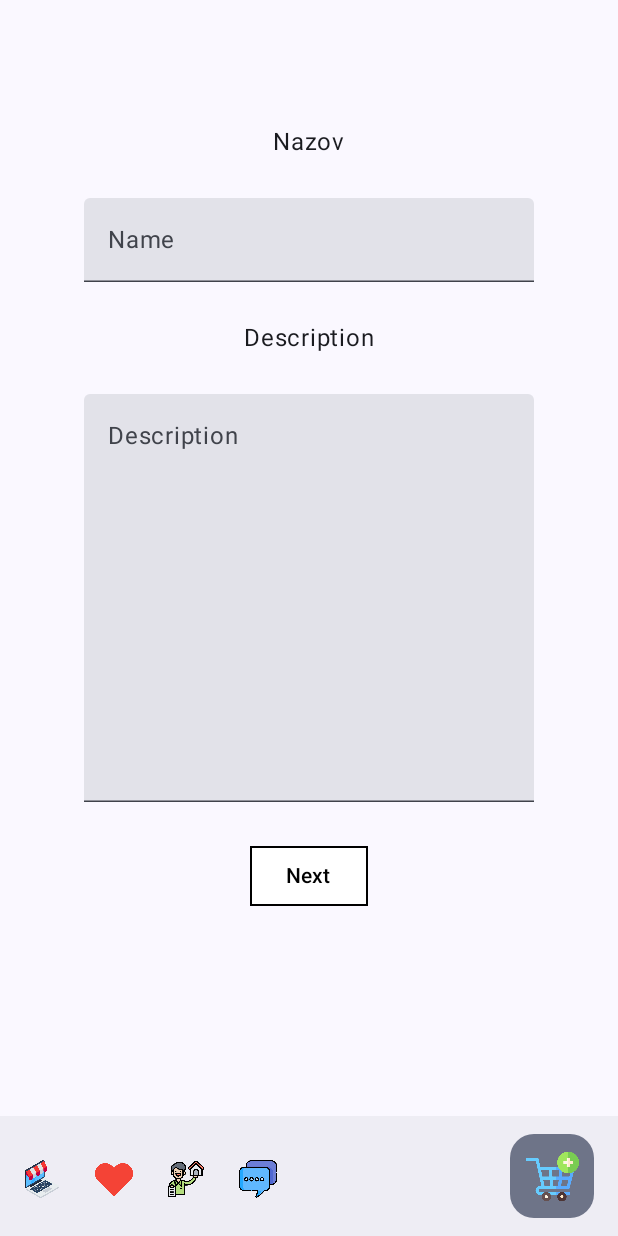
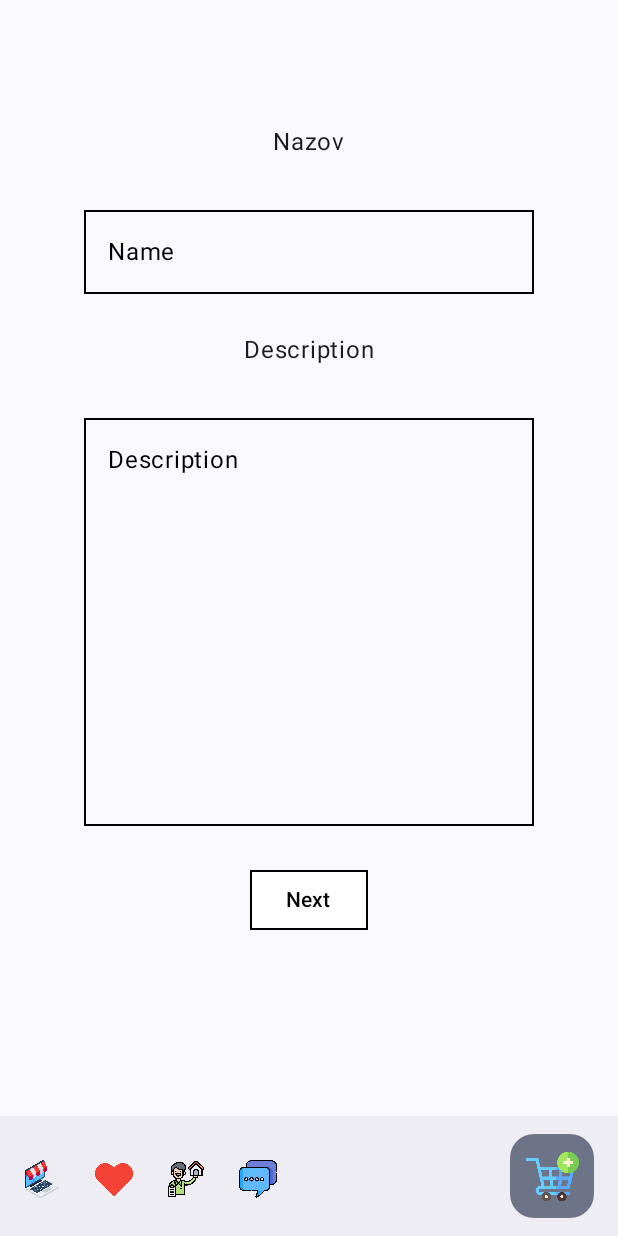
Before and after one commit to HezinTUKE/skov-android, an Android app built with Jetpack Compose: the ItemCreateView screen opened through its navigation route, on a phone screen of 412 x 824 dp. Run offline under Robolectric (Android 15) with nearby library versions, the phone set to English and light mode, and no system bars.

Commit message:
TextField widget

```diff
--- a/app/src/main/java/com/example/skov/item_create/StepOne/StepOneCreateItem.kt
+++ b/app/src/main/java/com/example/skov/item_create/StepOne/StepOneCreateItem.kt
@@ -20,6 +20,7 @@ import androidx.compose.ui.res.stringResource
 import androidx.compose.ui.unit.dp
 import com.example.skov.R
 import com.example.skov.widgets.buttons.SkovOutlinedButton
+import com.example.skov.widgets.textfields.SkovOutlinedTextField
 import kotlinx.coroutines.launch
 
 @OptIn(ExperimentalFoundationApi::class)
@@ -39,30 +40,24 @@ fun StepOneCreateItem(
         val coroutine = rememberCoroutineScope()
 
         Text(text = "Nazov")
-        TextField(
-            modifier = Modifier.width(300.dp),
+        SkovOutlinedTextField(
             value = name.value,
             onValueChange = {
                 if (it.length <= 15)
                     name.value = it
             },
-            label = {
-                Text(text = "Name")
-            }
+            label = "Name"
         )
 
         Text(text = "Description")
 
-        TextField(
-            modifier = Modifier.width(300.dp),
+        SkovOutlinedTextField(
             value = description.value,
             onValueChange = {
                 if (it.length <= 255)
                     description.value = it
             },
-            label = {
-                Text(text = "Description")
-            },
+            label = "Description",
             minLines = 10
         )
 
--- a/app/src/main/java/com/example/skov/location/LocationView.kt
+++ b/app/src/main/java/com/example/skov/location/LocationView.kt
@@ -36,6 +36,8 @@ import androidx.compose.ui.unit.sp
 import androidx.lifecycle.viewmodel.compose.viewModel
 import coil.compose.SubcomposeAsyncImage
 import com.example.skov.R
+import com.example.skov.widgets.buttons.SkovOutlinedButton
+import com.example.skov.widgets.textfields.SkovOutlinedTextField
 
 @Composable
 fun LocationView(
@@ -64,7 +66,7 @@ fun LocationView(
             },
         horizontalArrangement = Arrangement.Center
     ) {
-        OutlinedTextField(
+        SkovOutlinedTextField(
             value = locationTxt,
             onValueChange = {
                 locationTxt = it
@@ -82,6 +84,7 @@ fun LocationView(
                     locationTxt = location!!.name
                 }
             },
+            label = "",
             leadingIcon = {
                 if (location == null || locationType >= 1) {
                     Image(
@@ -104,7 +107,6 @@ fun LocationView(
                     )
                 }
             },
-            maxLines = 1,
             supportingText =
             if (listOfCountry.size > 0) {
                 {
@@ -159,7 +161,6 @@ fun LocationView(
                     }
                 }
             }else{ null }
-
         )
     }
 
--- a/app/src/main/java/com/example/skov/widgets/buttons/SkovOutlinedButton.kt
+++ b/app/src/main/java/com/example/skov/widgets/buttons/SkovOutlinedButton.kt
@@ -5,6 +5,7 @@ import androidx.compose.material3.ButtonDefaults
 import androidx.compose.material3.OutlinedButton
 import androidx.compose.material3.Text
 import androidx.compose.runtime.Composable
+import androidx.compose.ui.Modifier
 import androidx.compose.ui.graphics.Color
 import androidx.compose.ui.graphics.RectangleShape
 import androidx.compose.ui.unit.dp
--- /dev/null
+++ b/app/src/main/java/com/example/skov/widgets/textfields/SkovOutlinedTextField.kt
@@ -0,0 +1,81 @@
+package com.example.skov.widgets.textfields
+
+import androidx.compose.foundation.layout.width
+import androidx.compose.foundation.text.KeyboardOptions
+import androidx.compose.material3.ExperimentalMaterial3Api
+import androidx.compose.material3.OutlinedTextField
+import androidx.compose.material3.Text
+import androidx.compose.material3.TextFieldDefaults
+import androidx.compose.runtime.Composable
+import androidx.compose.runtime.getValue
+import androidx.compose.runtime.mutableStateOf
+import androidx.compose.runtime.remember
+import androidx.compose.runtime.setValue
+import androidx.compose.ui.Modifier
+import androidx.compose.ui.focus.onFocusChanged
+import androidx.compose.ui.graphics.Color
+import androidx.compose.ui.graphics.RectangleShape
+import androidx.compose.ui.text.font.FontStyle
+import androidx.compose.ui.text.font.FontWeight
+import androidx.compose.ui.text.input.KeyboardType
+import androidx.compose.ui.text.input.VisualTransformation
+import androidx.compose.ui.unit.dp
+
+@OptIn(ExperimentalMaterial3Api::class)
+@Composable
+fun SkovOutlinedTextField(
+    value : String,
+    onValueChange : (String) -> Unit,
+    minLines : Int = 1,
+    maxLines : Int = 1,
+    label: String,
+    supportingText :  @Composable() (() -> Unit)? = null,
+    leadingIcon :  @Composable() (() -> Unit)? = null,
+    trailingIcon : @Composable() (() -> Unit)? = null,
+    visualTransformation : VisualTransformation = VisualTransformation.None,
+    keyboardOptions : KeyboardOptions = KeyboardOptions(keyboardType = KeyboardType.Text)
+){
+
+    var isFocused by remember {
+        mutableStateOf(false)
+    }
+
+    OutlinedTextField(
+        modifier = Modifier
+            .width(300.dp)
+            .onFocusChanged{
+               isFocused = it.isFocused
+            },
+        value = value,
+        onValueChange = onValueChange,
+        supportingText = supportingText,
+        label = {
+                Text(
+                    text = label,
+                    color = Color.Black,
+                    fontWeight =
+                        if(!isFocused){
+                            FontWeight.Normal
+                        } else {
+                            FontWeight.SemiBold
+                        }
+                )
+        },
+        leadingIcon = leadingIcon,
+        minLines = minLines,
+        maxLines =
+            if(minLines > maxLines){
+                minLines
+            }else{
+                 maxLines
+            },
+        trailingIcon = trailingIcon,
+        visualTransformation = visualTransformation,
+        keyboardOptions = keyboardOptions,
+        shape = RectangleShape,
+        colors = TextFieldDefaults.outlinedTextFieldColors(
+            focusedBorderColor = Color.Black,
+            unfocusedBorderColor = Color.Black
+        )
+    )
+}
```
Lines whose indentation alone changed are shown as unchanged.
